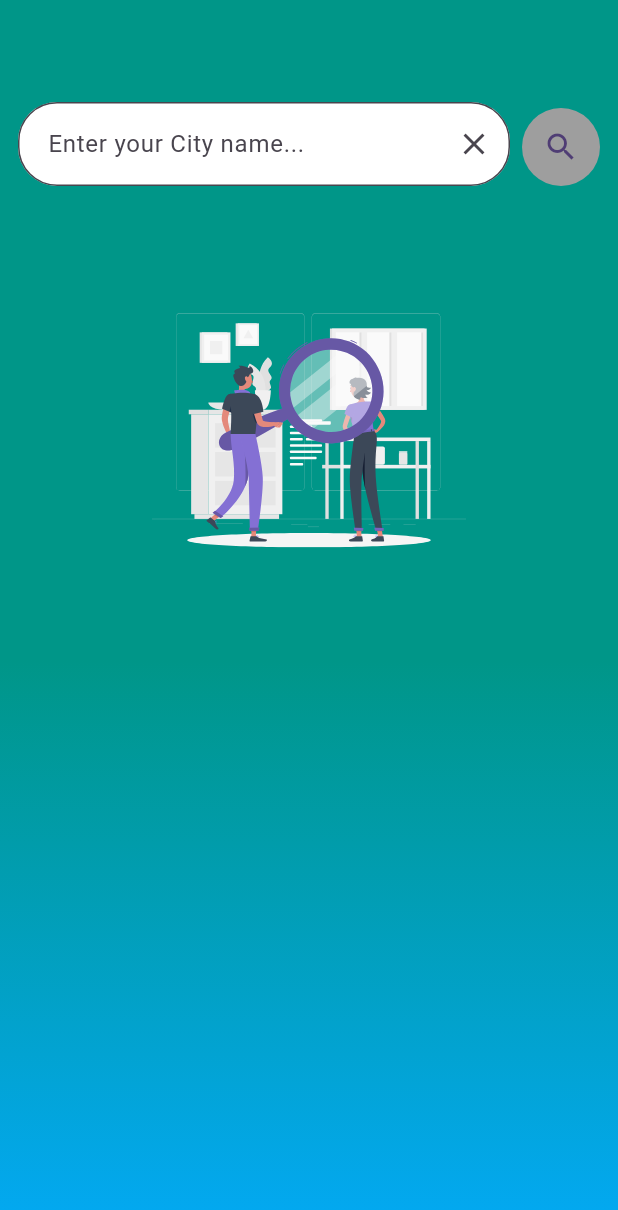
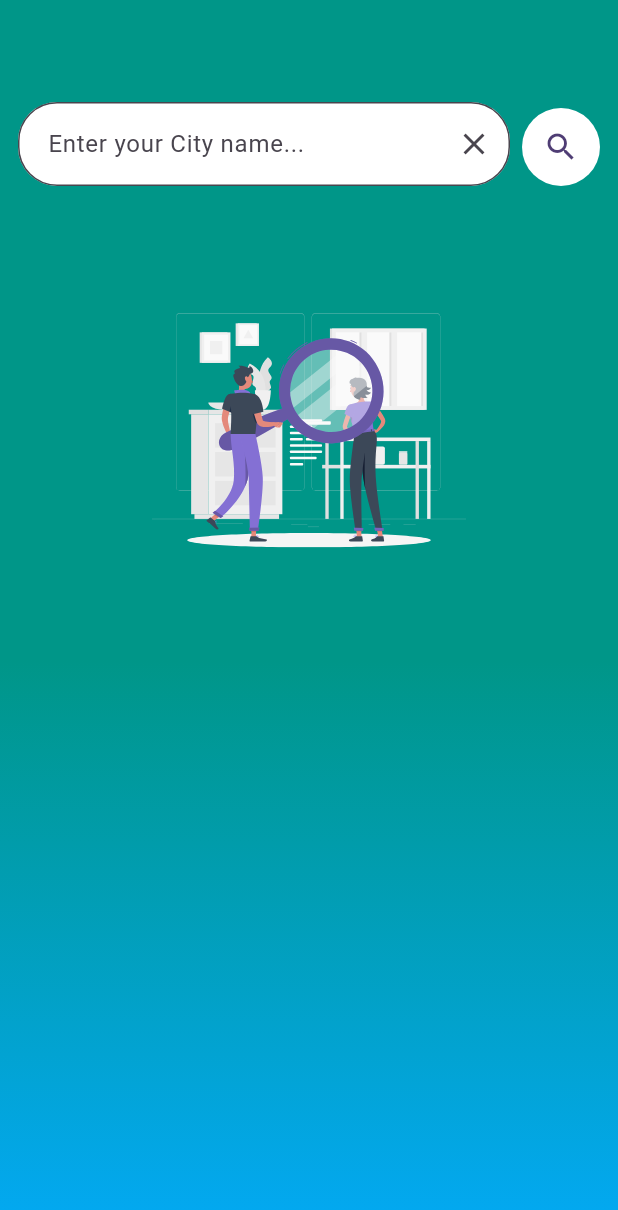
Before and after one commit to vivekprasad99/flutter_weather_app, a Flutter app: the screen it shows after launch, on a phone screen of 412 x 824 dp. Shown: the top 1210 px of the screen. Run offline on Flutter 3.47's test engine with Material 3 defaults, Android fonts, the phone set to English and light mode, and no system bars; drawn by our look-alikes of oktoast; our stand-ins replace bloc, connectivity_plus, dartz, dio, equatable, flutter_bloc and 3 more; network calls fail.

```diff
--- a/lib/weather/home/presentation/screens/widget/home_widget.dart
+++ b/lib/weather/home/presentation/screens/widget/home_widget.dart
@@ -71,12 +71,6 @@ class HomeWidget extends StatelessWidget {
   }
 
   Widget searchWidget(BuildContext context) {
-    bool isLoadingg = false;
-    return BlocBuilder<HomeCubit, HomeState>(
-      builder: (context, state) {
-        if (state is LoadingState) {
-          isLoadingg = state.isloading;
-        }
         return Row(
           mainAxisAlignment: MainAxisAlignment.center,
           children: [
@@ -85,23 +79,19 @@ class HomeWidget extends StatelessWidget {
               width: 8,
             ),
             InkWell(
-              onTap: isLoadingg
-                  ? null
-                  : () {
+              onTap: () {
                     getWeatherData(context);
                     _searchText.clear();
                     FocusScope.of(context).unfocus();
                     },
-              child: CircleAvatar(
+              child: const CircleAvatar(
                 radius: 26,
-                backgroundColor: isLoadingg ? Colors.grey : Colors.white,
-                child: const Icon(Icons.search),
+                backgroundColor: Colors.white,
+                child: Icon(Icons.search),
               ),
             )
           ],
         );
-      },
-    );
   }
 
   Widget searchBox(BuildContext context) {
```
